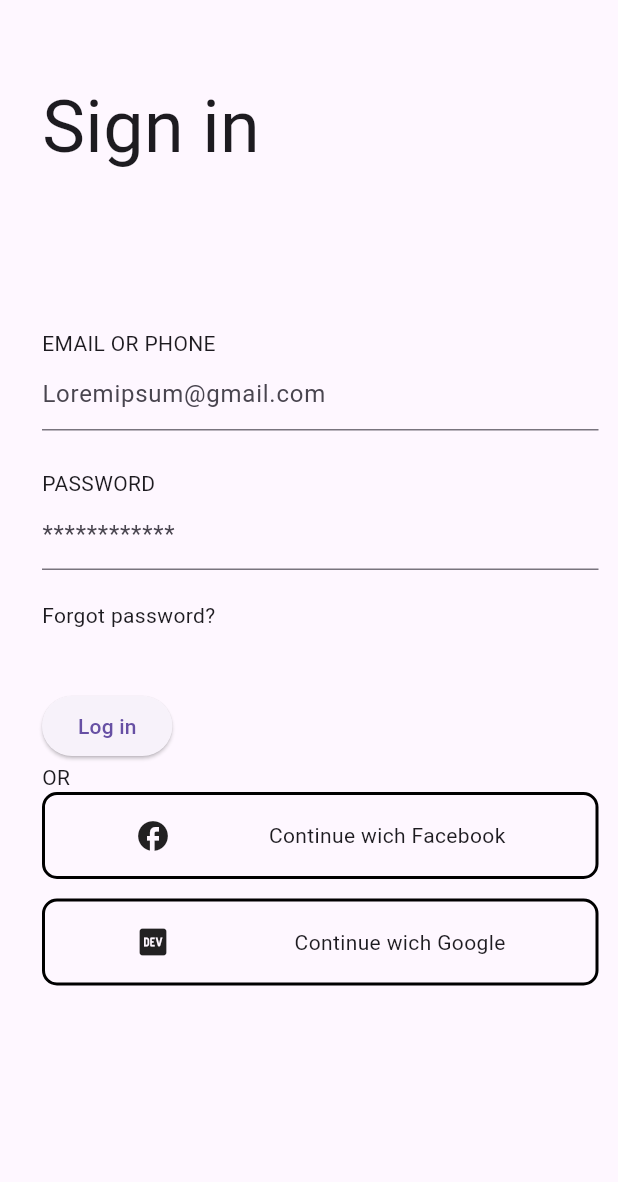
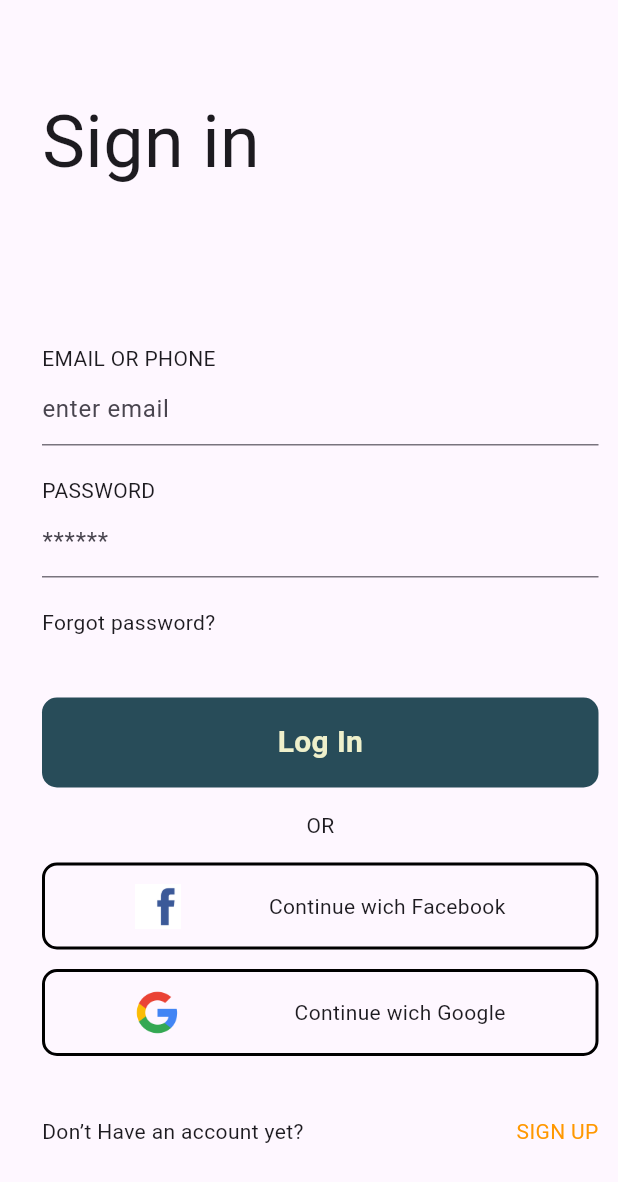
Before and after one commit to SEZIMisaeva/car_app, a Flutter app: the screen it shows after launch, after a tap on "Get Started", on a phone screen of 412 x 824 dp. Shown: the top 1182 px of the screen. Run offline on Flutter 3.47's test engine with Material 3 defaults, Android fonts, the phone set to English and light mode, and no system bars; our stand-ins replace fluttertoast, shared_preferences.

Commit message:
[feat] fix auth bugs

```diff
--- a/car_app/lib/core/resource/app_assets.dart
+++ b/car_app/lib/core/resource/app_assets.dart
@@ -1,4 +1,6 @@
 abstract class AppAssets {
   static const String welcomeBg = 'assets/welcome_bg.png';
   static const String welcomeLogo = 'assets/welcome_logo.png';
+  static const String chrome = 'assets/chrome.png';
+  static const String facebook = 'assets/facebook.png';
 }
--- /dev/null
+++ b/car_app/lib/core/services/shared_prefs.dart
@@ -0,0 +1,23 @@
+import 'package:shared_preferences/shared_preferences.dart';
+
+class SharedPrefs {
+
+
+  Future<void> save({
+    required String key,
+     required String value,
+     }) async {
+    final prefs = await SharedPreferences.getInstance();
+    prefs.setString(key, value);
+  }
+  Future<String?> read({
+    required String key,
+    }) async {
+    final prefs = await SharedPreferences.getInstance();
+    return prefs.getString(key);
+  }
+}
+abstract class StorageKey {
+  static const String login = 'LOGIN';
+  static const String password = 'PASSWORD';
+}
--- a/car_app/lib/core/thema/app_colors.dart
+++ b/car_app/lib/core/thema/app_colors.dart
@@ -2,4 +2,5 @@ import 'package:flutter/material.dart';
 abstract class AppColors {
   static const Color textcolor = Color(0xffF6F6F6CF);
   static  Color textcolor81 = const Color(0xffF6F6F6CF).withOpacity(0.81);
+  static const Color mainColor = Color(0Xff284C59);
 }
--- /dev/null
+++ b/car_app/lib/features/auth/screens/auth_button.dart
@@ -0,0 +1,36 @@
+import 'package:car_app/core/extensions/int_extension.dart';
+import 'package:car_app/core/extensions/list_extension.dart';
+import 'package:car_app/core/extensions/textstyle_extension.dart';
+import 'package:car_app/core/thema/app_texts.dart';
+import 'package:flutter/material.dart';
+
+class AuthButton extends StatelessWidget {
+  const AuthButton({
+    required this.image,
+    required this.text,
+    super.key,
+    });
+  final String text;
+  final String image;
+
+  @override
+  Widget build(BuildContext context) {
+    return Container(
+                padding: [12, 60].symmetricPadding,
+                decoration: BoxDecoration(
+                  borderRadius: 10.borderRadius,
+                  border: Border.all(color: Colors.black, width: 2)),
+                child: Row(
+                  mainAxisAlignment: MainAxisAlignment.spaceBetween,
+                  children: [
+                    SizedBox(
+                      height: 30,
+                      child: Image.asset(image),
+                      ),
+                    Text(text, style: AppTexts.regular.setSize(14),
+                    ),
+                  ],
+                ),
+              );
+  }
+}
--- /dev/null
+++ b/car_app/lib/features/auth/screens/sign_in/auth_text_feald.dart
@@ -0,0 +1,33 @@
+import 'package:car_app/core/extensions/textstyle_extension.dart';
+import 'package:car_app/core/thema/app_texts.dart';
+import 'package:flutter/material.dart';
+
+class AuthTextFeald extends StatelessWidget {
+  const AuthTextFeald({
+    required this.controller,
+    required this.hint,
+    required this.title,
+    super.key});
+
+  final String title;
+  final String hint;
+  final TextEditingController controller;
+
+  @override
+  Widget build(BuildContext context) {
+    return Column(
+      crossAxisAlignment: CrossAxisAlignment.start,
+      children: [
+        Text(title,
+              style: AppTexts.regular.setSize(14),
+              ),
+              TextFormField(
+                controller: controller,
+                decoration:
+                 InputDecoration(
+                  hintText: hint),
+              )
+      ],
+    );
+  }
+}
--- /dev/null
+++ b/car_app/lib/features/auth/screens/sign_in/sign_in_screen.dart
@@ -0,0 +1,122 @@
+import 'package:car_app/core/extensions/context_extension.dart';
+import 'package:car_app/core/extensions/int_extension.dart';
+import 'package:car_app/core/extensions/list_extension.dart';
+import 'package:car_app/core/extensions/textstyle_extension.dart';
+import 'package:car_app/core/mixins/app_notice.dart';
+import 'package:car_app/core/resource/app_assets.dart';
+import 'package:car_app/core/services/shared_prefs.dart';
+import 'package:car_app/core/thema/app_colors.dart';
+import 'package:car_app/core/thema/app_texts.dart';
+import 'package:car_app/features/auth/screens/auth_button.dart';
+import 'package:car_app/features/auth/screens/sign_in/auth_text_feald.dart';
+import 'package:car_app/features/auth/screens/sign_in/sign_up_screen.dart';
+import 'package:car_app/features/home/home_screen.dart';
+import 'package:flutter/material.dart';
+
+class SignInScreen extends StatefulWidget {
+  const SignInScreen({super.key});
+
+  @override
+  State<SignInScreen> createState() => _SignInScreenState();
+}
+
+class _SignInScreenState extends State<SignInScreen> with AppNotice{
+  final _loginComtroller = TextEditingController();
+  final _passwordController = TextEditingController();
+  final _prefs = SharedPrefs();
+  @override
+  void dispose() {
+    _loginComtroller.dispose();
+    _passwordController.dispose();
+
+    super.dispose();
+  }
+  @override
+  Widget build(BuildContext context) {
+    return  Scaffold(
+      body: SafeArea(
+        child: Padding(
+          padding:  const EdgeInsets.only(left: 28, right: 13),
+          child: Column(
+            mainAxisAlignment: MainAxisAlignment.start,
+            crossAxisAlignment: CrossAxisAlignment.start,
+            children: [
+              60.verticalSape,
+              Text('Sign in', style: AppTexts.regular.setSize(48),
+              ),
+              100.verticalSape,
+              AuthTextFeald(controller: _loginComtroller,
+               hint: 'enter email',
+                title: 'EMAIL OR PHONE',
+                ),
+              20.verticalSape,
+              AuthTextFeald(controller: _passwordController,
+               hint: '******',
+                title: 'PASSWORD',
+                ),
+              20.verticalSape,
+               const Text('Forgot password?'),
+              40.verticalSape,
+              InkWell(
+                onTap: () async{
+                  final login = await _prefs.read(key: StorageKey.login);
+                  final password = await _prefs.read(key: StorageKey.password);
+                  if (login == _loginComtroller.text && password == _passwordController.text) {
+                    showSuccess(message: 'успешный- вход');
+                    context.push(
+                     const HomeScreen(),
+                      );
+                  } else {
+                    showError(errorText: "ошибка- при авторизации");
+                  }
+                },
+                child: Container(
+                  height: 60,
+                  padding: [12, 60].symmetricPadding,
+                  width: double.infinity,
+                  decoration: BoxDecoration(
+                    color: AppColors.mainColor,
+                    borderRadius: BorderRadius.circular(10),
+                  ),
+                  child:  Center(child: SizedBox(
+                    child: Text('Log In', style: AppTexts.semiBold.setSize(20).copyWith(color: AppColors.textcolor),
+                    ),
+                    ),
+                    ),
+                ),
+              ),
+              15.verticalSape,
+             const Center(child:  Text('OR')),
+              15.verticalSape,
+               const AuthButton(
+                image: AppAssets.facebook,
+                text: 'Continue wich Facebook'),
+               13.verticalSape,
+                 AuthButton(
+                  image: AppAssets.chrome,
+                 text: 'Continue wich Google',
+                 ),
+                 40.verticalSape,
+                 Row(
+                  mainAxisAlignment: MainAxisAlignment.spaceBetween,
+                  children: [
+                    const Text('Don’t Have an account yet?'),
+                    InkWell(
+                      onTap: () {
+                        Navigator.push(context, MaterialPageRoute(builder: (context) => const SignUpScreen(),
+                        ),
+                        );
+                      },
+                      child: const Text(
+                        'SIGN UP', style: TextStyle(color: Colors.orange),
+                      ),
+                    ),
+                  ],
+                 )
+            ],
+          ),
+        ),
+      ),
+    );
+  }
+}
--- a/car_app/lib/features/auth/screens/sign_in_buttom.dart
+++ /dev/null
@@ -1,30 +0,0 @@
-import 'package:flutter/material.dart';
-
-class SignInButtom extends StatelessWidget {
-  const SignInButtom({
-    required this.Image,
-    required this.text,
-    super.key,
-    });
-  final String text;
-  final Widget Image;
-
-  @override
-  Widget build(BuildContext context) {
-    return Container(
-                padding: const EdgeInsets.symmetric(vertical: 12, horizontal: 60),
-                decoration: BoxDecoration(
-                  borderRadius: BorderRadius.circular(10),
-                  border: Border.all(color: Colors.black, width: 2)),
-                child: Row(
-                  mainAxisAlignment: MainAxisAlignment.spaceBetween,
-                  children: [
-                    SizedBox(
-                      height: 30,
-                      child: Image),
-                    Text(text),
-                  ],
-                ),
-              );
-  }
-}
--- a/car_app/lib/features/auth/screens/sign_in_screen.dart
+++ /dev/null
@@ -1,66 +0,0 @@
-import 'package:car_app/core/extensions/textstyle_extension.dart';
-import 'package:car_app/core/thema/app_texts.dart';
-import 'package:car_app/features/auth/screens/sign_in_buttom.dart';
-import 'package:flutter/material.dart';
-
-class SignInScreen extends StatelessWidget {
-  const SignInScreen({super.key});
-
-  @override
-  Widget build(BuildContext context) {
-    return  Scaffold(
-      body: SafeArea(
-        child: Padding(
-          padding:  const EdgeInsets.only(left: 28, right: 13),
-          child: Column(
-            mainAxisAlignment: MainAxisAlignment.start,
-            crossAxisAlignment: CrossAxisAlignment.start,
-            children: [
-              const SizedBox(
-                height: 50,
-              ),
-              Text('Sign in', style: AppTexts.regular.setSize(48),
-              ),
-              const SizedBox(
-                height: 100,
-              ),
-              Text('EMAIL OR PHONE',
-              style: AppTexts.regular.setSize(14),
-              ),
-              TextFormField(
-                decoration:
-                const InputDecoration(
-                  hintText: 'Loremipsum@gmail.com'),
-              ),
-              const SizedBox(
-                height: 25,
-              ),
-              Text('PASSWORD',
-              style: AppTexts.regular.setSize(14),
-              ),
-              TextFormField(
-                decoration:
-                const InputDecoration(
-                  hintText: '************'),
-              ),
-              const SizedBox(
-                height: 20,
-              ),
-              Text('Forgot password?'),
-              const SizedBox(
-                height: 40,
-              ),
-              ElevatedButton(onPressed: (){}, child: Text('Log in'),),
-              Text('OR'),
-               const SignInButtom(Image: Icon(Icons.facebook), text: 'Continue wich Facebook'),
-               const SizedBox(
-                height: 13,
-               ),
-                const SignInButtom(Image: Icon(Icons.logo_dev), text: 'Continue wich Google'),
-            ],
-          ),
-        ),
-      ),
-    );
-  }
-}
--- a/car_app/lib/features/welcome/welcome_screen.dart
+++ b/car_app/lib/features/welcome/welcome_screen.dart
@@ -1,7 +1,7 @@
 import 'package:car_app/core/resource/app_assets.dart';
 import 'package:car_app/core/thema/app_colors.dart';
-import 'package:car_app/features/auth/screens/sign_in_buttom.dart';
-import 'package:car_app/features/auth/screens/sign_in_screen.dart';
+import 'package:car_app/features/auth/screens/auth_button.dart';
+import 'package:car_app/features/auth/screens/sign_in/sign_in_screen.dart';
 import 'package:flutter/material.dart';
 
 class WelcomeScreen extends StatelessWidget {
--- a/car_app/lib/main.dart
+++ b/car_app/lib/main.dart
@@ -1,5 +1,5 @@
 
-import 'package:car_app/features/auth/screens/sign_in_screen.dart';
+import 'package:car_app/features/auth/screens/sign_in/sign_in_screen.dart';
 import 'package:car_app/features/welcome/welcome_screen.dart';
 import 'package:car_app/features/welcome/welcome_screen.dart';
 
--- a/car_app/pubspec.yaml
+++ b/car_app/pubspec.yaml
@@ -35,6 +35,8 @@ dependencies:
   # The following adds the Cupertino Icons font to your application.
   # Use with the CupertinoIcons class for iOS style icons.
   cupertino_icons: ^1.0.8
+  shared_preferences: ^2.3.5
+  fluttertoast: ^8.2.10
 
 dev_dependencies:
   flutter_test:
@@ -62,6 +64,8 @@ flutter:
   assets:
     - assets/welcome_bg.png
     - assets/welcome_logo.png
+    - assets/facebook.png
+    - assets/chrome.png
   # An image asset can refer to one or more resolution-specific "variants", see
   # https://flutter.dev/to/resolution-aware-images
 
```
Also changed, not shown: car_app/lib/core/extensions/context_extension.dart (added, +10 -0 lines), car_app/lib/core/extensions/int_extension.dart (added, +21 -0 lines), car_app/lib/core/extensions/list_extension.dart (added, +7 -0 lines), car_app/lib/core/mixins/app_notice.dart (added, +28 -0 lines), car_app/lib/features/auth/screens/sign_in/sign_up_screen.dart (added, +105 -0 lines), car_app/lib/features/home/home_screen.dart (added, +14 -0 lines), car_app/assets/chrome.png (added), car_app/assets/facebook.png (added), car_app/pubspec.lock, 1 other file.
